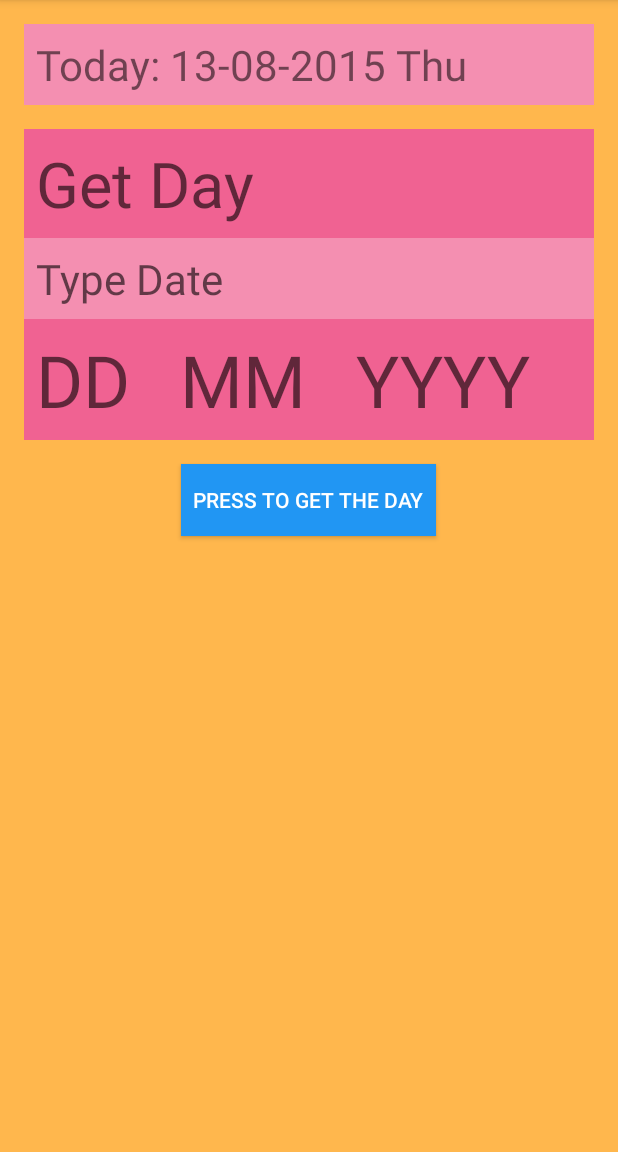
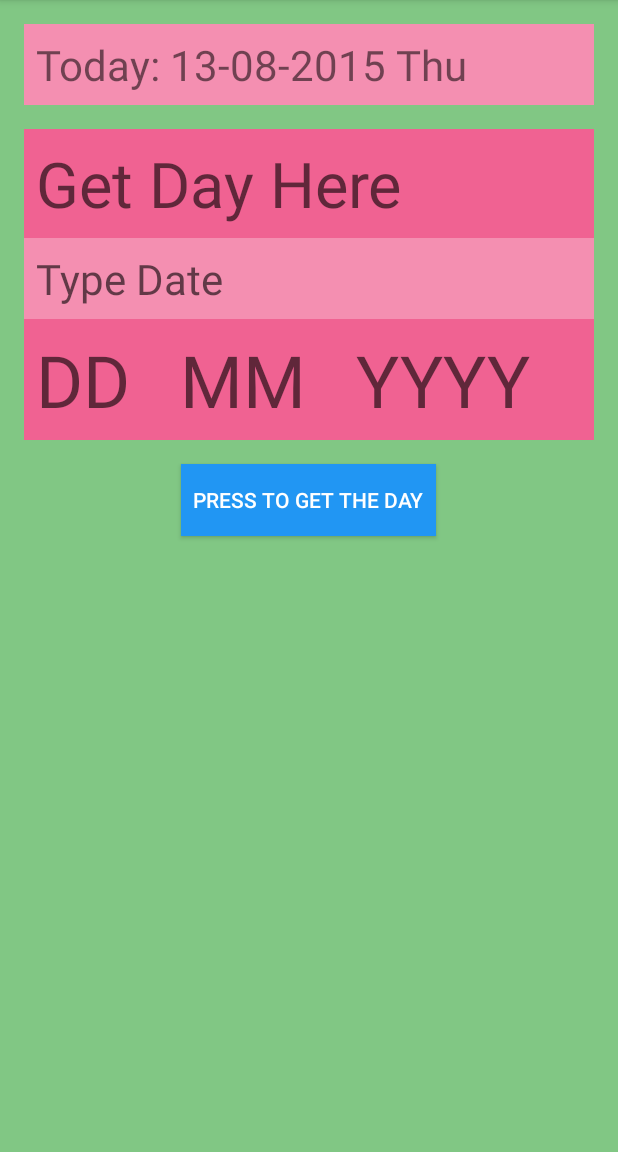
Before and after one commit to sonukgupta72/GetDayOnAnyDate, an Android app: the screen it shows after launch (MainActivity), on a phone screen of 412 x 824 dp, the part 84-1236 px from its top. Run offline under Robolectric (Android 15) with nearby library versions, the phone set to English and light mode, and no system bars.

Commit message:
background color change

```diff
--- a/app/src/main/res/layout/activity_main.xml
+++ b/app/src/main/res/layout/activity_main.xml
@@ -9,7 +9,7 @@
     android:paddingTop="@dimen/activity_vertical_margin"
     tools:context=".MainActivity"
     android:orientation="vertical"
-    android:background="#FFB74D">
+    android:background="#81C784">
 
 
 
@@ -32,7 +32,7 @@
         android:textSize="42dp"
         android:padding="8dp"
         android:id="@+id/text_view1"
-        android:hint="Get Day"
+        android:hint="Get Day Here"
         android:background="#F06292"/>
 
     <TextView
```
